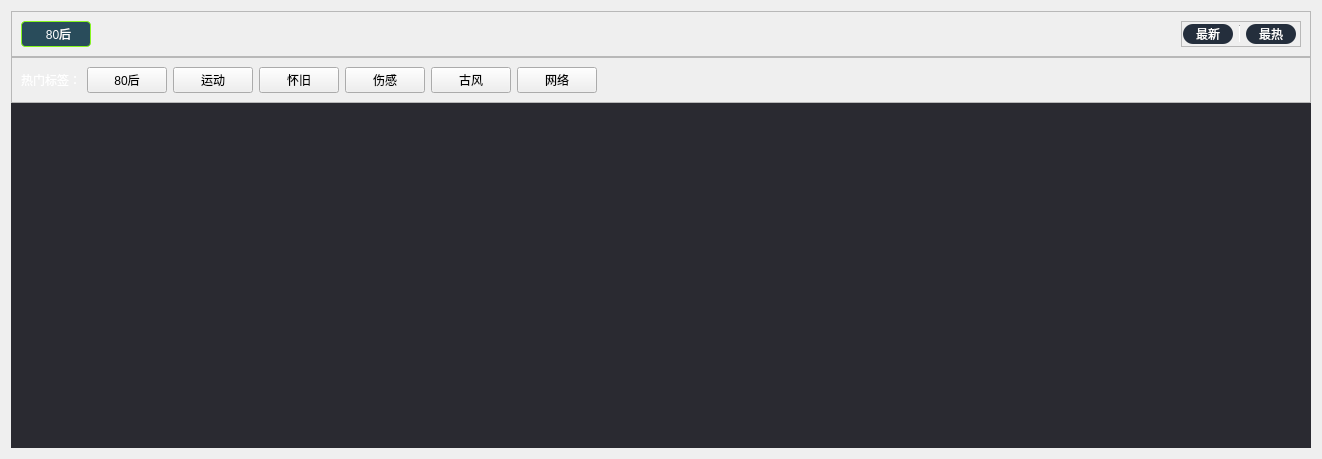
Old version of the form VideoPlayer/mainwidget/songlistsort/SonglistSort.ui in the repository huizhang556/pc-video-player.
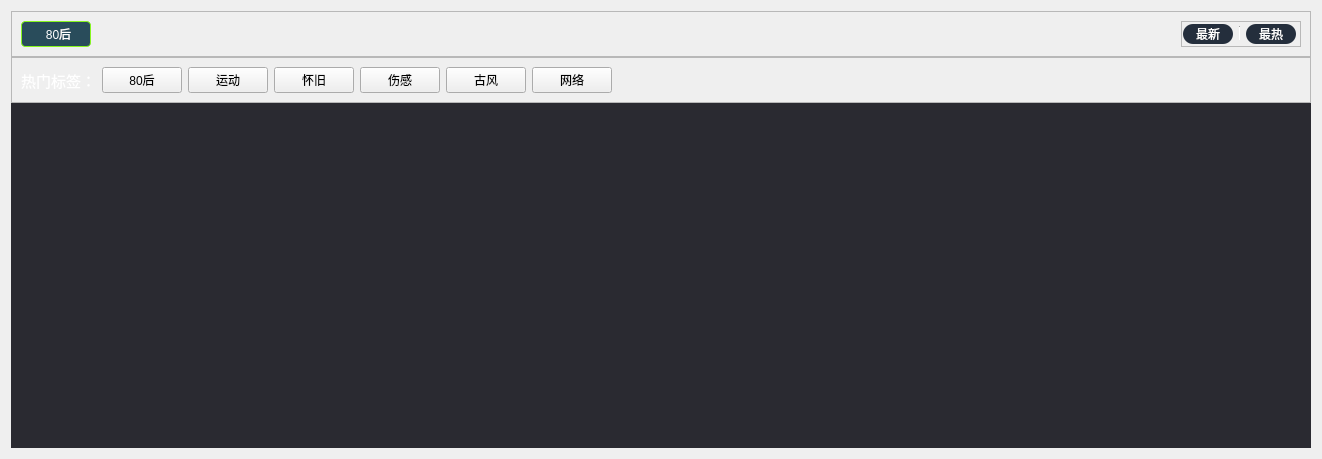
New version of the form.

```diff
--- a/VideoPlayer/mainwidget/songlistsort/SonglistSort.ui
+++ b/VideoPlayer/mainwidget/songlistsort/SonglistSort.ui
@@ -193,13 +193,13 @@
                       <property name="minimumSize">
                        <size>
                         <width>1</width>
-                        <height>18</height>
+                        <height>15</height>
                        </size>
                       </property>
                       <property name="maximumSize">
                        <size>
                         <width>1</width>
-                        <height>18</height>
+                        <height>15</height>
                        </size>
                       </property>
                       <property name="orientation">
@@ -272,14 +272,15 @@
                 <widget class="QLabel" name="label">
                  <property name="minimumSize">
                   <size>
-                   <width>50</width>
+                   <width>70</width>
                    <height>26</height>
                   </size>
                  </property>
                  <property name="styleSheet">
                   <string notr="true">QLabel
 {
-color: white;
+color: white;;
+font-size: 15px;
 }</string>
                  </property>
                  <property name="text">
```
